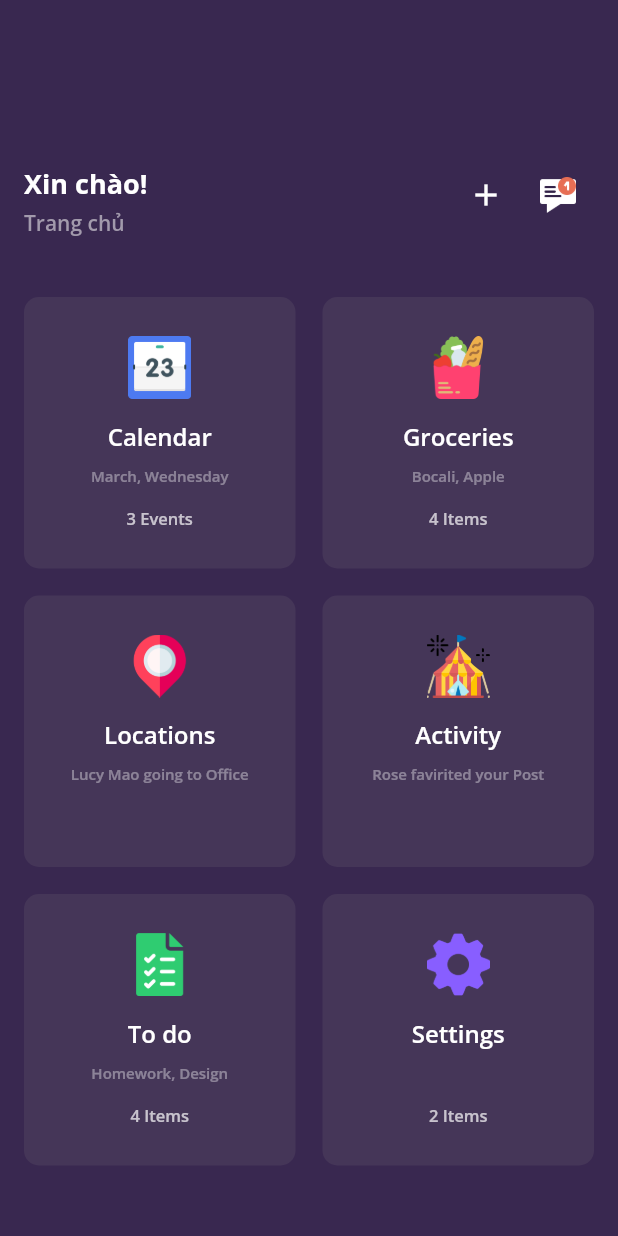
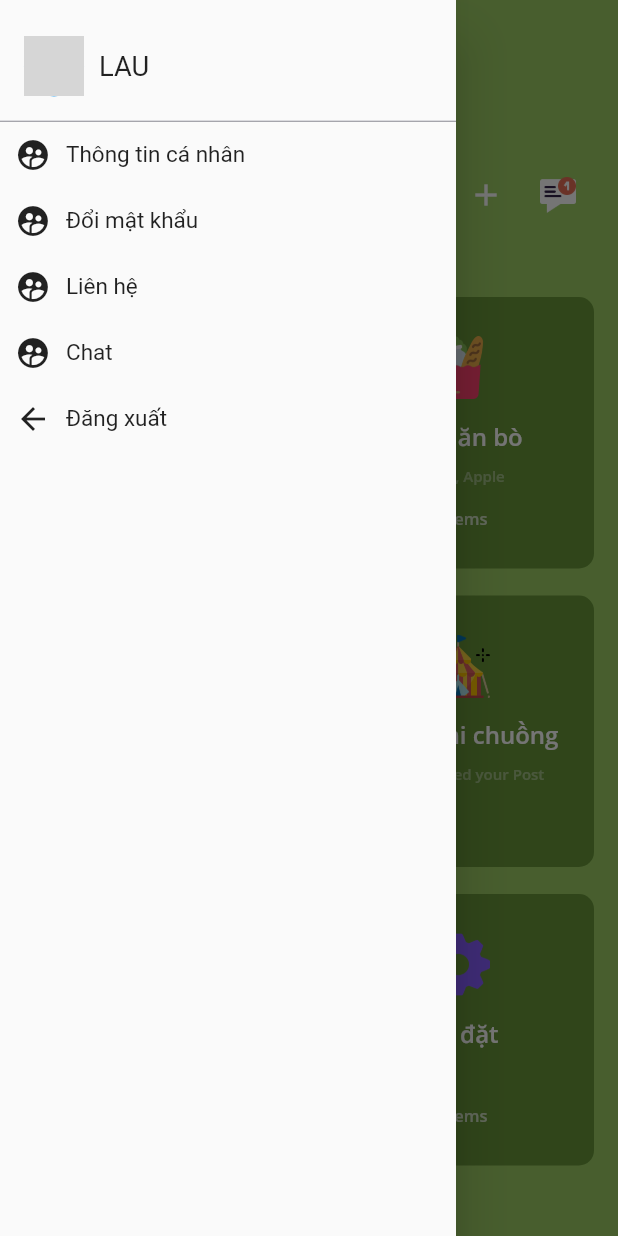
Before and after one commit to honam867/Agrifood, a Flutter app: the HomePage screen opened directly, with the side drawer open (before the commit the screen has no drawer), on a phone screen of 412 x 824 dp. Run offline on Flutter 3.47's test engine with Material 2 defaults, Android fonts, the phone set to English and light mode, and no system bars; our stand-ins replace equatable, firebase_auth, firebase_core, flutter_bloc, flutter_neumorphic, flutter_screenutil and 5 more; missing offline and left inert: edge_alert; accounts and stored records are empty; generated files the repository leaves out were written again; network calls fail; project files that could hold a hidden picture were left out; grey boxes are pictures that could not be loaded.

Commit message:
Update Home Page Ver 2

```diff
--- a/Applications/MobileFarmerApplication/lib/authentication/bloc/authentication_bloc.dart
+++ b/Applications/MobileFarmerApplication/lib/authentication/bloc/authentication_bloc.dart
@@ -11,7 +11,7 @@ class AuthenticationBloc
 
   AuthenticationBloc(this.authenticationRepository)
       : assert(authenticationRepository != null), super(null);
-  @override
+
   AuthenticationState get initialState => AuthenticationUnauthenticated();
 
 
--- /dev/null
+++ b/Applications/MobileFarmerApplication/lib/home/component/appdrawer.dart
@@ -0,0 +1,110 @@
+import 'package:AgrifoodApp/authentication/bloc/authentication_bloc.dart';
+import 'package:AgrifoodApp/authentication/bloc/authentication_event.dart';
+import 'package:AgrifoodApp/home/component/custom_drawer_header.dart';
+import 'package:AgrifoodApp/home/model/menu-item.dart';
+import 'package:AgrifoodApp/ui/utils/palette.dart';
+import 'package:flutter/cupertino.dart';
+import 'package:flutter/material.dart';
+import 'package:flutter_bloc/flutter_bloc.dart';
+
+class AppDrawer extends StatelessWidget {
+  final String fullname;
+  final String avatar;
+
+  const AppDrawer({Key key, this.fullname, this.avatar}) : super(key: key);
+
+  CustomDrawerHeader buildCustomDrawerHeader() {
+    return CustomDrawerHeader(
+      margin: EdgeInsets.all(0),
+      decoration: BoxDecoration(
+        border: Border(
+          bottom: BorderSide(color: Palette.dark60, width: 0.5),
+        ),
+      ),
+      child: Row(
+        children: <Widget>[
+          Padding(
+            padding: EdgeInsets.only(right: 10),
+            child: CircleAvatar(
+              backgroundColor: Palette.dodgerBlue,
+              backgroundImage:
+                  avatar != null && avatar != '' ? NetworkImage(avatar) : null,
+              child: avatar == null || avatar == '' ? Text('C') : null,
+            ),
+          ),
+          Text(fullname == null ? '' : fullname.toUpperCase(),
+              textScaleFactor: 1.3)
+        ],
+      ),
+    );
+  }
+
+  List<Widget> buildDrawer(BuildContext context, List<MenuItem> drawerItems) {
+    List<Widget> items = new List<Widget>();
+    items.add(buildCustomDrawerHeader());
+    for (int i = 0; i < drawerItems.length; i++) {
+      items.add(
+        InkWell(
+          child: Padding(
+            padding: EdgeInsets.all(10),
+            child: Row(
+              children: <Widget>[
+                Padding(
+                  padding: EdgeInsets.only(right: 10.0),
+                  child: drawerItems[i].icon,
+                ),
+                Text(
+                  drawerItems[i].title,
+                  style: TextStyle(fontSize: 15.0),
+                ),
+              ],
+            ),
+          ),
+          onTap: drawerItems[i].onPress,
+        ),
+      );
+    }
+    return items;
+  }
+
+  @override
+  Widget build(BuildContext context) {
+    final drawerItems = <MenuItem>[
+      new MenuItem(
+        icon: Icon(Icons.supervised_user_circle),
+        title: 'Thông tin cá nhân',
+        onPress: () {},
+      ),
+      new MenuItem(
+        icon: Icon(Icons.supervised_user_circle),
+        title: 'Đổi mật khẩu',
+        onPress: () {},
+      ),
+      new MenuItem(
+        icon: Icon(Icons.supervised_user_circle),
+        title: 'Liên hệ',
+        onPress: () {},
+      ),
+      new MenuItem(
+        icon: Icon(Icons.supervised_user_circle),
+        title: 'Chat',
+        onPress: () {},
+      ),
+      new MenuItem(
+        icon: Icon(Icons.arrow_back),
+        title: 'Đăng xuất',
+        onPress: () async {
+          Navigator.pop(context);
+          BlocProvider.of<AuthenticationBloc>(context).add(LoggedOut());
+        },
+      ),
+    ];
+
+    return Drawer(
+      child: ListView(
+        padding: EdgeInsets.zero,
+        children: buildDrawer(context, drawerItems),
+      ),
+    );
+  }
+}
--- /dev/null
+++ b/Applications/MobileFarmerApplication/lib/home/component/custom_drawer_header.dart
@@ -0,0 +1,101 @@
+// Copyright 2015 The Chromium Authors. All rights reserved.
+// Use of this source code is governed by a BSD-style license that can be
+// found in the LICENSE file.
+
+import 'package:flutter/material.dart';
+import 'package:flutter/widgets.dart';
+
+const double _kDrawerHeaderHeight = 80.0 + 1.0; // bottom edge
+
+/// The top-most region of a material design drawer. The header's [child]
+/// widget, if any, is placed inside a [Container] whose [decoration] can be
+/// passed as an argument, inset by the given [padding].
+///
+/// Part of the material design [Drawer].
+///
+/// Requires one of its ancestors to be a [Material] widget. This condition is
+/// satisfied by putting the [DrawerHeader] in a [Drawer].
+///
+/// See also:
+///
+///  * [UserAccountsDrawerHeader], a variant of [DrawerHeader] that is
+///    specialized for showing user accounts.
+///  * <https://material.io/design/components/navigation-drawer.html>
+class CustomDrawerHeader extends StatelessWidget {
+  /// Creates a material design drawer header.
+  ///
+  /// Requires one of its ancestors to be a [Material] widget.
+  const CustomDrawerHeader({
+    Key key,
+    this.decoration,
+    this.margin = const EdgeInsets.only(bottom: 8.0),
+    this.padding = const EdgeInsets.fromLTRB(16.0, 16.0, 16.0, 8.0),
+    this.duration = const Duration(milliseconds: 250),
+    this.curve = Curves.fastOutSlowIn,
+    @required this.child,
+  }) : super(key: key);
+
+  /// Decoration for the main drawer header [Container]; useful for applying
+  /// backgrounds.
+  ///
+  /// This decoration will extend under the system status bar.
+  ///
+  /// If this is changed, it will be animated according to [duration] and [curve].
+  final Decoration decoration;
+
+  /// The padding by which to inset [child].
+  ///
+  /// The [DrawerHeader] additionally offsets the child by the height of the
+  /// system status bar.
+  ///
+  /// If the child is null, the padding has no effect.
+  final EdgeInsetsGeometry padding;
+
+  /// The margin around the drawer header.
+  final EdgeInsetsGeometry margin;
+
+  /// The duration for animations of the [decoration].
+  final Duration duration;
+
+  /// The curve for animations of the [decoration].
+  final Curve curve;
+
+  /// A widget to be placed inside the drawer header, inset by the [padding].
+  ///
+  /// This widget will be sized to the size of the header. To position the child
+  /// precisely, consider using an [Align] or [Center] widget.
+  ///
+  /// {@macro flutter.widgets.child}
+  final Widget child;
+
+  @override
+  Widget build(BuildContext context) {
+    assert(debugCheckHasMaterial(context));
+    assert(debugCheckHasMediaQuery(context));
+    final ThemeData theme = Theme.of(context);
+    final double statusBarHeight = MediaQuery.of(context).padding.top;
+    return Container(
+      height: statusBarHeight + _kDrawerHeaderHeight,
+      margin: margin,
+      decoration: BoxDecoration(
+        border: Border(
+          bottom: Divider.createBorderSide(context),
+        ),
+      ),
+      child: AnimatedContainer(
+        padding: padding.add(EdgeInsets.only(top: statusBarHeight)),
+        decoration: decoration,
+        duration: duration,
+        curve: curve,
+        child: child == null ? null : DefaultTextStyle(
+          style: theme.textTheme.bodyText2,
+          child: MediaQuery.removePadding(
+            context: context,
+            removeTop: true,
+            child: child,
+          ),
+        ),
+      ),
+    );
+  }
+}
--- a/Applications/MobileFarmerApplication/lib/home/component/dashboard.dart
+++ b/Applications/MobileFarmerApplication/lib/home/component/dashboard.dart
@@ -8,41 +8,41 @@ class Dashboard extends StatefulWidget {
 
 class _DashboardState extends State<Dashboard> {
   Items item1 = new Items(
-      title: "Calendar",
+      title: "Danh sách bò",
       subtitle: "March, Wednesday",
       event: "3 Events",
       img: "assets/layout/calendar.png");
 
   Items item2 = new Items(
-    title: "Groceries",
+    title: "Thức ăn bò",
     subtitle: "Bocali, Apple",
     event: "4 Items",
     img: "assets/layout/food.png",
   );
 
   Items item3 = new Items(
-    title: "Locations",
+    title: "Vị trí bò",
     subtitle: "Lucy Mao going to Office",
     event: "",
     img: "assets/layout/map.png",
   );
 
   Items item4 = new Items(
-    title: "Activity",
+    title: "Thông tại chuồng",
     subtitle: "Rose favirited your Post",
     event: "",
     img: "assets/layout/festival.png",
   );
 
   Items item5 = new Items(
-    title: "To do",
+    title: "Thống kê",
     subtitle: "Homework, Design",
     event: "4 Items",
     img: "assets/layout/todo.png",
   );
 
   Items item6 = new Items(
-    title: "Settings",
+    title: "Cài đặt",
     subtitle: "",
     event: "2 Items",
     img: "assets/layout/setting.png",
@@ -51,7 +51,7 @@ class _DashboardState extends State<Dashboard> {
   @override
   Widget build(BuildContext context) {
     List<Items> myList = [item1, item2, item3, item4, item5, item6];
-    var color = 0xff453658;
+    var color = 0xff689738;
     return Flexible(
       child: GridView.count(
           childAspectRatio: 1.0,
--- a/Applications/MobileFarmerApplication/lib/home/component/home_page.dart
+++ b/Applications/MobileFarmerApplication/lib/home/component/home_page.dart
@@ -1,3 +1,4 @@
+import 'package:AgrifoodApp/home/component/appdrawer.dart';
 import 'package:AgrifoodApp/home/component/dashboard.dart';
 import 'package:flutter/cupertino.dart';
 import 'package:flutter/material.dart';
@@ -9,11 +10,19 @@ class HomePage extends StatefulWidget {
 }
 
 class _HomePageState extends State<HomePage> {
+  var scaffoldKey = GlobalKey<ScaffoldState>();
   @override
   Widget build(BuildContext context) {
     return Scaffold(
-      backgroundColor: Color(0xff392850),
-      body: Column(
+        key: scaffoldKey,
+        backgroundColor: Color(0xff9CCC65),
+        drawer: AppDrawer(
+          fullname: "Lau",
+          avatar: "abc",
+        ),
+        body: Stack(
+          children: <Widget>[
+            Column(
               children: <Widget>[
                 SizedBox(
                   height: 110,
@@ -77,6 +86,15 @@ class _HomePageState extends State<HomePage> {
                 Dashboard()
               ],
             ),
-    );
+            Positioned(
+              left: 10,
+              top: 20,
+              child: IconButton(
+                icon: Icon(Icons.menu, color: Colors.white,),
+                onPressed: () => scaffoldKey.currentState.openDrawer(),
+              ),
+            ),
+          ],
+        ));
   }
 }
--- /dev/null
+++ b/Applications/MobileFarmerApplication/lib/home/model/menu-item.dart
@@ -0,0 +1,15 @@
+import 'package:flutter/material.dart';
+
+class MenuItem {
+  Icon icon;
+  String title;
+  VoidCallback onPress;
+  List<String> accressedRoles;
+
+  MenuItem({
+    this.icon,
+    this.title,
+    this.onPress,
+    this.accressedRoles
+  });
+}
```
Also changed, not shown: 1 other file. Lines whose indentation alone changed are shown as unchanged.
